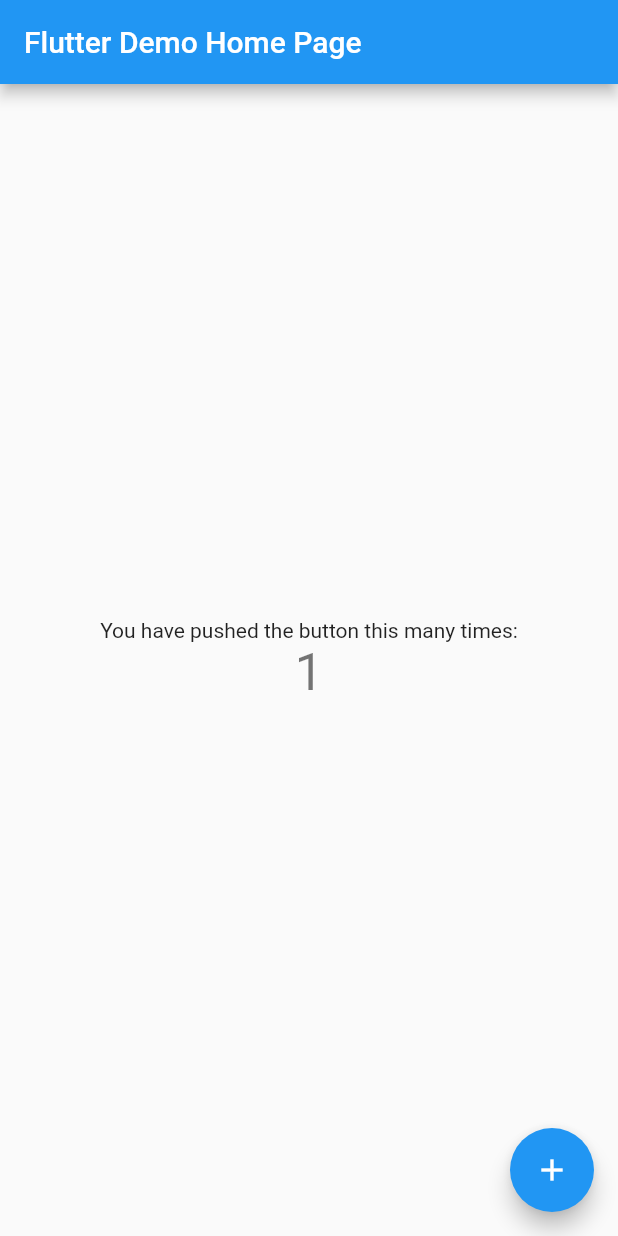
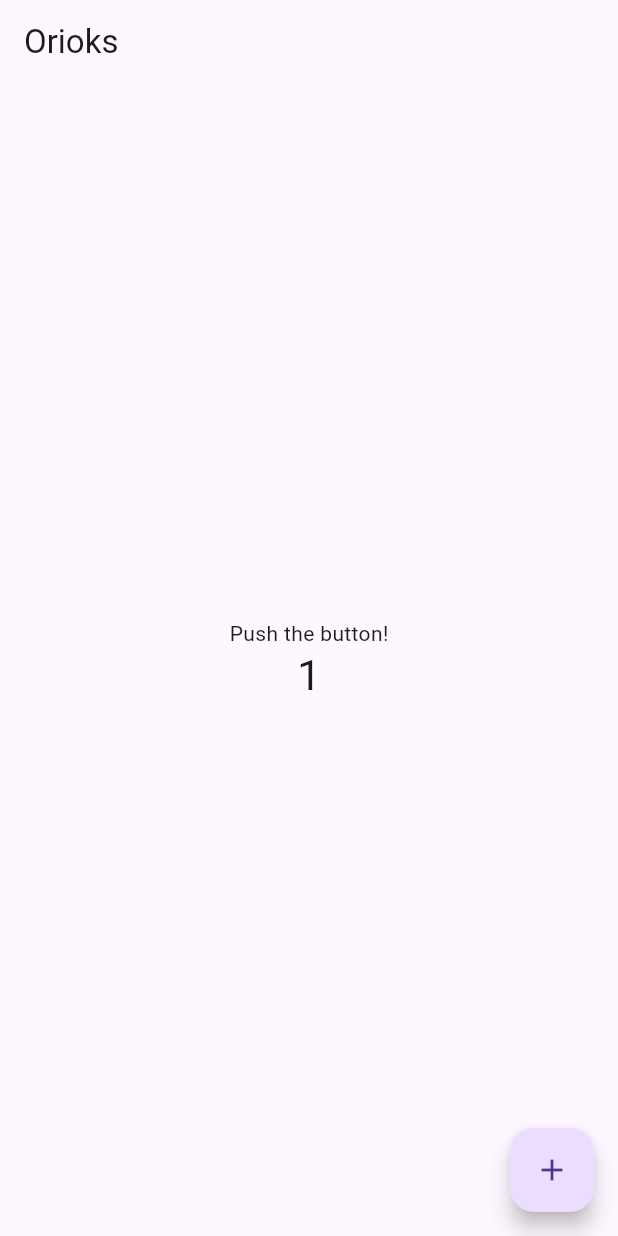
Before and after one commit to kirasok/orioks-app, a Flutter app: the screen it shows after launch, after a tap on the "add" icon, on a phone screen of 412 x 824 dp. Run offline on Flutter 3.47's test engine with Material 2 defaults, Android fonts, the phone set to English and light mode, and no system bars.

Commit message:
Use Material Design 3

```diff
--- a/lib/main.dart
+++ b/lib/main.dart
@@ -11,37 +11,19 @@
   @override
   Widget build(BuildContext context) {
     return MaterialApp(
-      title: 'Flutter Demo',
+      title: 'Orioks',
       theme: ThemeData(
-        // This is the theme of your application.
-        //
-        // Try running your application with "flutter run". You'll see the
-        // application has a blue toolbar. Then, without quitting the app, try
-        // changing the primarySwatch below to Colors.green and then invoke
-        // "hot reload" (press "r" in the console where you ran "flutter run",
-        // or simply save your changes to "hot reload" in a Flutter IDE).
-        // Notice that the counter didn't reset back to zero; the application
-        // is not restarted.
-        primarySwatch: Colors.blue,
+        useMaterial3: true,
       ),
-      home: const MyHomePage(title: 'Flutter Demo Home Page'),
+      home: const MyHomePage(title: 'Orioks'),
     );
   }
 }
 
 class MyHomePage extends StatefulWidget {
+  final String title;
+
   const MyHomePage({super.key, required this.title});
-
-  // This widget is the home page of your application. It is stateful, meaning
-  // that it has a State object (defined below) that contains fields that affect
-  // how it looks.
-
-  // This class is the configuration for the state. It holds the values (in this
-  // case the title) provided by the parent (in this case the App widget) and
-  // used by the build method of the State. Fields in a Widget subclass are
-  // always marked "final".
-
-  final String title;
 
   @override
   State<MyHomePage> createState() => _MyHomePageState();
@@ -50,53 +32,20 @@
 class _MyHomePageState extends State<MyHomePage> {
   int _counter = 0;
 
-  void _incrementCounter() {
-    setState(() {
-      // This call to setState tells the Flutter framework that something has
-      // changed in this State, which causes it to rerun the build method below
-      // so that the display can reflect the updated values. If we changed
-      // _counter without calling setState(), then the build method would not be
-      // called again, and so nothing would appear to happen.
-      _counter++;
-    });
-  }
+  String _text = "Push the button!";
 
   @override
   Widget build(BuildContext context) {
-    // This method is rerun every time setState is called, for instance as done
-    // by the _incrementCounter method above.
-    //
-    // The Flutter framework has been optimized to make rerunning build methods
-    // fast, so that you can just rebuild anything that needs updating rather
-    // than having to individually change instances of widgets.
     return Scaffold(
       appBar: AppBar(
-        // Here we take the value from the MyHomePage object that was created by
-        // the App.build method, and use it to set our appbar title.
         title: Text(widget.title),
       ),
       body: Center(
-        // Center is a layout widget. It takes a single child and positions it
-        // in the middle of the parent.
         child: Column(
-          // Column is also a layout widget. It takes a list of children and
-          // arranges them vertically. By default, it sizes itself to fit its
-          // children horizontally, and tries to be as tall as its parent.
-          //
-          // Invoke "debug painting" (press "p" in the console, choose the
-          // "Toggle Debug Paint" action from the Flutter Inspector in Android
-          // Studio, or the "Toggle Debug Paint" command in Visual Studio Code)
-          // to see the wireframe for each widget.
-          //
-          // Column has various properties to control how it sizes itself and
-          // how it positions its children. Here we use mainAxisAlignment to
-          // center the children vertically; the main axis here is the vertical
-          // axis because Columns are vertical (the cross axis would be
-          // horizontal).
           mainAxisAlignment: MainAxisAlignment.center,
           children: <Widget>[
-            const Text(
-              'You have pushed the button this many times:',
+            Text(
+              _text,
             ),
             Text(
               '$_counter',
@@ -109,7 +58,26 @@
         onPressed: _incrementCounter,
         tooltip: 'Increment',
         child: const Icon(Icons.add),
-      ), // This trailing comma makes auto-formatting nicer for build methods.
+      ),
     );
   }
+
+  void _incrementCounter() {
+    setState(() {
+      if (_counter >= 31) {
+        _text = "I told you to stop, fucker!";
+        return;
+      }
+      _counter++;
+      if (_counter >= 30) {
+        _text = "Oh! I can't take more! Enough!";
+      } else if (_counter >= 20) {
+        _text = "Eveeeen moooore!!!";
+      } else if (_counter >= 10) {
+        _text = "Push it even mooore!";
+      } else if (_counter >= 3) {
+        _text = "Yeah, push the button more!";
+      }
+    });
+  }
 }
```
